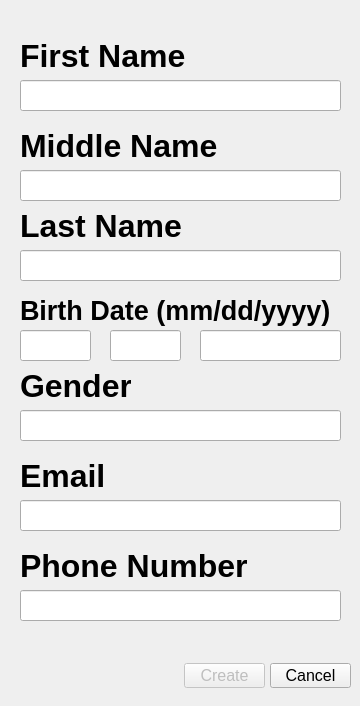
Before: the Qt Designer form New_User.ui in zkammin33/PPE_Expo, drawn with Qt 5.
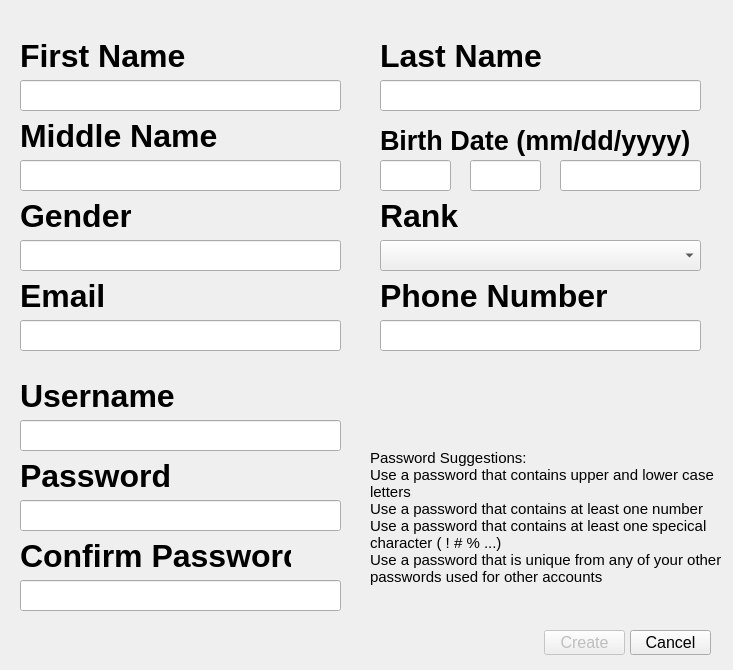
After: the same form once the commit is applied.

Commit message: Updated the New_User Window Added in Admin authentication window when creating a new user Added in functionality to Admin window to text and button

Patch:
```diff
--- a/New_User.ui
+++ b/New_User.ui
@@ -6,8 +6,8 @@
    <rect>
     <x>0</x>
     <y>0</y>
-    <width>360</width>
-    <height>706</height>
+    <width>733</width>
+    <height>670</height>
    </rect>
   </property>
   <property name="windowTitle">
@@ -65,8 +65,8 @@
   <widget class="QLabel" name="last_name_label">
    <property name="geometry">
     <rect>
-     <x>20</x>
-     <y>210</y>
+     <x>380</x>
+     <y>40</y>
      <width>171</width>
      <height>31</height>
     </rect>
@@ -84,8 +84,8 @@
   <widget class="QLineEdit" name="last_name_input">
    <property name="geometry">
     <rect>
-     <x>20</x>
-     <y>250</y>
+     <x>380</x>
+     <y>80</y>
      <width>321</width>
      <height>31</height>
     </rect>
@@ -100,7 +100,7 @@
    <property name="geometry">
     <rect>
      <x>20</x>
-     <y>460</y>
+     <y>280</y>
      <width>91</width>
      <height>31</height>
     </rect>
@@ -119,7 +119,7 @@
    <property name="geometry">
     <rect>
      <x>20</x>
-     <y>500</y>
+     <y>320</y>
      <width>321</width>
      <height>31</height>
     </rect>
@@ -134,7 +134,7 @@
    <property name="geometry">
     <rect>
      <x>20</x>
-     <y>130</y>
+     <y>120</y>
      <width>211</width>
      <height>31</height>
     </rect>
@@ -153,7 +153,7 @@
    <property name="geometry">
     <rect>
      <x>20</x>
-     <y>170</y>
+     <y>160</y>
      <width>321</width>
      <height>31</height>
     </rect>
@@ -167,8 +167,8 @@
   <widget class="QLabel" name="phone_num_label">
    <property name="geometry">
     <rect>
-     <x>20</x>
-     <y>550</y>
+     <x>380</x>
+     <y>280</y>
      <width>231</width>
      <height>31</height>
     </rect>
@@ -186,8 +186,8 @@
   <widget class="QLineEdit" name="phone_num_input">
    <property name="geometry">
     <rect>
-     <x>20</x>
-     <y>590</y>
+     <x>380</x>
+     <y>320</y>
      <width>321</width>
      <height>31</height>
     </rect>
@@ -207,8 +207,8 @@
    </property>
    <property name="geometry">
     <rect>
-     <x>184</x>
-     <y>663</y>
+     <x>544</x>
+     <y>630</y>
      <width>81</width>
      <height>25</height>
     </rect>
@@ -225,8 +225,8 @@
   <widget class="QPushButton" name="cancel_button">
    <property name="geometry">
     <rect>
-     <x>270</x>
-     <y>663</y>
+     <x>630</x>
+     <y>630</y>
      <width>81</width>
      <height>25</height>
     </rect>
@@ -245,7 +245,7 @@
    <property name="geometry">
     <rect>
      <x>20</x>
-     <y>410</y>
+     <y>240</y>
      <width>321</width>
      <height>31</height>
     </rect>
@@ -263,7 +263,7 @@
    <property name="geometry">
     <rect>
      <x>20</x>
-     <y>370</y>
+     <y>200</y>
      <width>111</width>
      <height>31</height>
     </rect>
@@ -281,8 +281,8 @@
   <widget class="QLabel" name="birth_date_label">
    <property name="geometry">
     <rect>
-     <x>20</x>
-     <y>290</y>
+     <x>380</x>
+     <y>120</y>
      <width>351</width>
      <height>41</height>
     </rect>
@@ -300,8 +300,8 @@
   <widget class="QLineEdit" name="bday_month_input">
    <property name="geometry">
     <rect>
-     <x>20</x>
-     <y>330</y>
+     <x>380</x>
+     <y>160</y>
      <width>71</width>
      <height>31</height>
     </rect>
@@ -324,8 +324,8 @@
   <widget class="QLineEdit" name="bday_day_input">
    <property name="geometry">
     <rect>
-     <x>110</x>
-     <y>330</y>
+     <x>470</x>
+     <y>160</y>
      <width>71</width>
      <height>31</height>
     </rect>
@@ -348,8 +348,8 @@
   <widget class="QLineEdit" name="bday_year_input">
    <property name="geometry">
     <rect>
-     <x>200</x>
-     <y>330</y>
+     <x>560</x>
+     <y>160</y>
      <width>141</width>
      <height>31</height>
     </rect>
@@ -372,6 +372,244 @@
     <set>Qt::AlignCenter</set>
    </property>
   </widget>
+  <widget class="QLineEdit" name="password_input">
+   <property name="geometry">
+    <rect>
+     <x>20</x>
+     <y>500</y>
+     <width>321</width>
+     <height>31</height>
+    </rect>
+   </property>
+   <property name="font">
+    <font>
+     <pointsize>20</pointsize>
+    </font>
+   </property>
+   <property name="tabletTracking">
+    <bool>false</bool>
+   </property>
+   <property name="frame">
+    <bool>true</bool>
+   </property>
+   <property name="clearButtonEnabled">
+    <bool>false</bool>
+   </property>
+  </widget>
+  <widget class="QLabel" name="pass_label">
+   <property name="geometry">
+    <rect>
+     <x>20</x>
+     <y>460</y>
+     <width>171</width>
+     <height>31</height>
+    </rect>
+   </property>
+   <property name="font">
+    <font>
+     <pointsize>24</pointsize>
+     <bold>true</bold>
+    </font>
+   </property>
+   <property name="focusPolicy">
+    <enum>Qt::NoFocus</enum>
+   </property>
+   <property name="text">
+    <string>Password</string>
+   </property>
+  </widget>
+  <widget class="QLineEdit" name="confirm_pass_input">
+   <property name="geometry">
+    <rect>
+     <x>20</x>
+     <y>580</y>
+     <width>321</width>
+     <height>31</height>
+    </rect>
+   </property>
+   <property name="font">
+    <font>
+     <pointsize>20</pointsize>
+    </font>
+   </property>
+   <property name="tabletTracking">
+    <bool>false</bool>
+   </property>
+   <property name="frame">
+    <bool>true</bool>
+   </property>
+   <property name="clearButtonEnabled">
+    <bool>false</bool>
+   </property>
+  </widget>
+  <widget class="QLabel" name="confirm_pass_label">
+   <property name="geometry">
+    <rect>
+     <x>20</x>
+     <y>540</y>
+     <width>271</width>
+     <height>31</height>
+    </rect>
+   </property>
+   <property name="font">
+    <font>
+     <pointsize>24</pointsize>
+     <bold>true</bold>
+    </font>
+   </property>
+   <property name="focusPolicy">
+    <enum>Qt::NoFocus</enum>
+   </property>
+   <property name="text">
+    <string>Confirm Password</string>
+   </property>
+  </widget>
+  <widget class="QLineEdit" name="username_input">
+   <property name="geometry">
+    <rect>
+     <x>20</x>
+     <y>420</y>
+     <width>321</width>
+     <height>31</height>
+    </rect>
+   </property>
+   <property name="font">
+    <font>
+     <pointsize>20</pointsize>
+    </font>
+   </property>
+   <property name="tabletTracking">
+    <bool>false</bool>
+   </property>
+   <property name="frame">
+    <bool>true</bool>
+   </property>
+   <property name="clearButtonEnabled">
+    <bool>false</bool>
+   </property>
+  </widget>
+  <widget class="QLabel" name="username_label">
+   <property name="geometry">
+    <rect>
+     <x>20</x>
+     <y>380</y>
+     <width>161</width>
+     <height>31</height>
+    </rect>
+   </property>
+   <property name="font">
+    <font>
+     <pointsize>24</pointsize>
+     <bold>true</bold>
+    </font>
+   </property>
+   <property name="focusPolicy">
+    <enum>Qt::NoFocus</enum>
+   </property>
+   <property name="text">
+    <string>Username</string>
+   </property>
+  </widget>
+  <widget class="QComboBox" name="rank_cmbbx">
+   <property name="geometry">
+    <rect>
+     <x>380</x>
+     <y>240</y>
+     <width>321</width>
+     <height>31</height>
+    </rect>
+   </property>
+   <item>
+    <property name="text">
+     <string/>
+    </property>
+   </item>
+   <item>
+    <property name="text">
+     <string>Probationary Firefighter</string>
+    </property>
+   </item>
+   <item>
+    <property name="text">
+     <string>FireFighter</string>
+    </property>
+   </item>
+   <item>
+    <property name="text">
+     <string>Driver Engineer</string>
+    </property>
+   </item>
+   <item>
+    <property name="text">
+     <string>Lieutenant</string>
+    </property>
+   </item>
+   <item>
+    <property name="text">
+     <string>Captain</string>
+    </property>
+   </item>
+   <item>
+    <property name="text">
+     <string>Battalion Chief</string>
+    </property>
+   </item>
+   <item>
+    <property name="text">
+     <string>Assistant Chief</string>
+    </property>
+   </item>
+   <item>
+    <property name="text">
+     <string>Fire Chief</string>
+    </property>
+   </item>
+  </widget>
+  <widget class="QLabel" name="rank_label">
+   <property name="geometry">
+    <rect>
+     <x>380</x>
+     <y>200</y>
+     <width>81</width>
+     <height>31</height>
+    </rect>
+   </property>
+   <property name="font">
+    <font>
+     <pointsize>24</pointsize>
+     <bold>true</bold>
+    </font>
+   </property>
+   <property name="text">
+    <string>Rank</string>
+   </property>
+  </widget>
+  <widget class="QLabel" name="label">
+   <property name="geometry">
+    <rect>
+     <x>370</x>
+     <y>440</y>
+     <width>381</width>
+     <height>171</height>
+    </rect>
+   </property>
+   <property name="font">
+    <font>
+     <pointsize>11</pointsize>
+    </font>
+   </property>
+   <property name="text">
+    <string>Password Suggestions:
+Use a password that contains upper and lower case letters
+Use a password that contains at least one number
+Use a password that contains at least one specical character ( ! # % ...)
+Use a password that is unique from any of your other passwords used for other accounts
+</string>
+   </property>
+   <property name="wordWrap">
+    <bool>true</bool>
+   </property>
+  </widget>
   <zorder>first_name_input</zorder>
   <zorder>first_name_label</zorder>
   <zorder>last_name_label</zorder>
```
Left out of the diff: 9 changed lines with no effect on the pictures. The commit also changes 5 other files.
